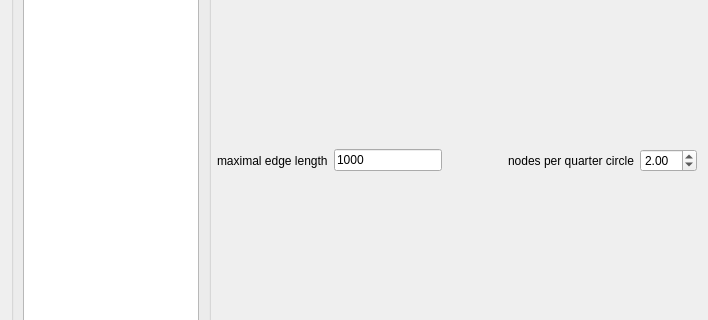
This is src/guicreatesurfacemesh.ui in enGits/engrid as Qt 5 draws it before an edit; both pictures show x 0 to 708 and y 304 to 624 of the 708 by 714 pixel window. The edited form follows.
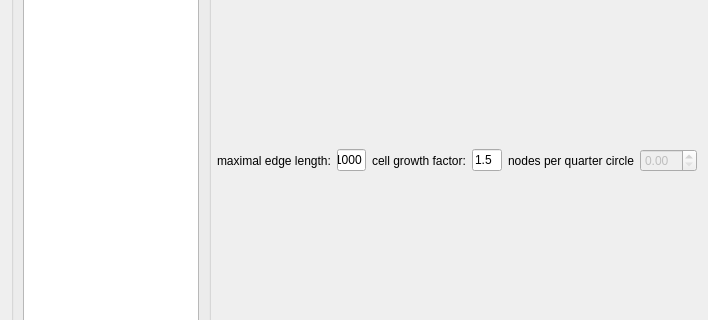
This is the edited form. Icons and pictures are not drawn.

Commit message: cell-growth in GUI window instead of settings

```diff
--- a/src/guicreatesurfacemesh.ui
+++ b/src/guicreatesurfacemesh.ui
@@ -110,7 +110,7 @@
          <item>
           <widget class="QLabel" name="label">
            <property name="text">
-            <string>maximal edge length</string>
+            <string>maximal edge length:</string>
            </property>
           </widget>
          </item>
@@ -122,17 +122,18 @@
           </widget>
          </item>
          <item>
-          <spacer name="horizontalSpacer_2">
-           <property name="orientation">
-            <enum>Qt::Horizontal</enum>
+          <widget class="QLabel" name="label_3">
+           <property name="text">
+            <string>cell growth factor:</string>
            </property>
-           <property name="sizeHint" stdset="0">
-            <size>
-             <width>40</width>
-             <height>20</height>
-            </size>
+          </widget>
+         </item>
+         <item>
+          <widget class="QLineEdit" name="lineEditGrowthFactor">
+           <property name="text">
+            <string>1.5</string>
            </property>
-          </spacer>
+          </widget>
          </item>
          <item>
           <widget class="QLabel" name="label_2">
@@ -143,11 +144,14 @@
          </item>
          <item>
           <widget class="QDoubleSpinBox" name="doubleSpinBoxCurvature">
+           <property name="enabled">
+            <bool>false</bool>
+           </property>
            <property name="singleStep">
             <double>0.100000000000000</double>
            </property>
            <property name="value">
-            <double>2.000000000000000</double>
+            <double>0.000000000000000</double>
            </property>
           </widget>
          </item>
```
The commit also changes 5 other files.
